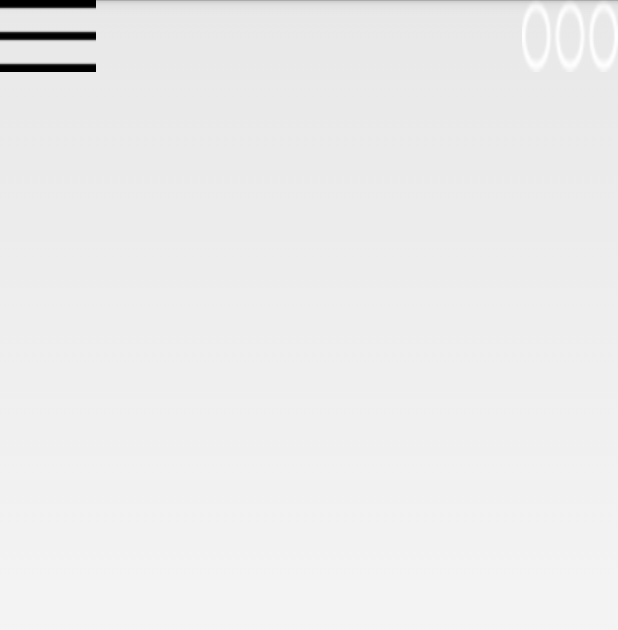
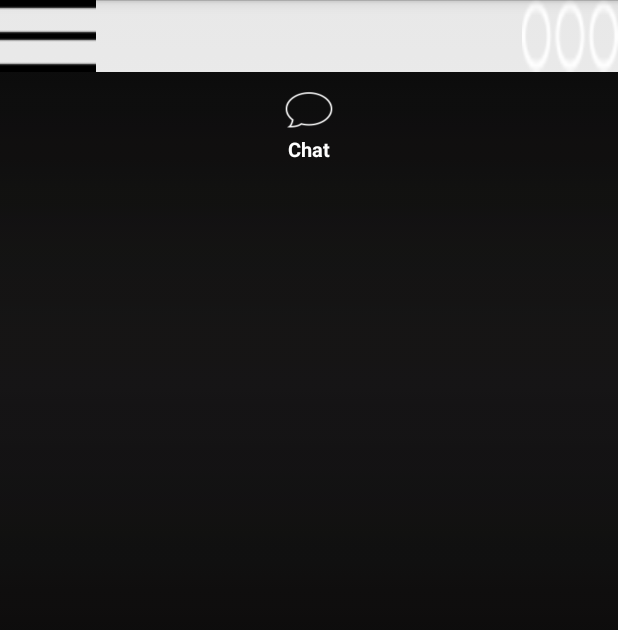
Before and after one commit to IlliaVl/Test, an Android app: the MainActivity screen opened directly, with no data from a screen before it, on a phone screen of 412 x 824 dp. Shown: the top 630 px of the screen. Run offline under Robolectric (Android 15) with nearby library versions, the phone set to English and light mode, and no system bars; libraries missing offline, so code that uses them is left out: com.jeremyfeinstein.slidingmenu, com.quickblox.chat; 18 statements that could not run were skipped.

Commit message:
Tabs with icons

```diff
--- a/Ateamo/app/src/main/java/com/ateamo/UI/MainActivity.java
+++ b/Ateamo/app/src/main/java/com/ateamo/UI/MainActivity.java
@@ -5,6 +5,7 @@ import android.net.Uri;
 import android.os.Bundle;
 import android.support.v4.app.FragmentActivity;
 import android.support.v4.app.FragmentTransaction;
+import android.view.LayoutInflater;
 import android.view.View;
 import android.widget.Button;
 import android.widget.ImageView;
@@ -93,17 +94,20 @@ public class MainActivity extends FragmentActivity {
             }
         };
         tabHost.setOnTabChangedListener(tabChangeListener);
+        tabHost.addTab(getTabSpec(tabHost.newTabSpec(SCHEDULE_TAB_ID), R.drawable.tab_indicator, SCHEDULE_TAB_NAME_ID, R.drawable.schedule_icon));
+        tabHost.addTab(getTabSpec(tabHost.newTabSpec(CHAT_TAB_ID), R.drawable.tab_indicator, CHAT_TAB_NAME_ID, R.drawable.chat_icon));
+    }
 
-        TabHost.TabSpec tSpecAndroid = tabHost.newTabSpec(SCHEDULE_TAB_ID);
-        tSpecAndroid.setIndicator(SCHEDULE_TAB_NAME_ID,getResources().getDrawable(R.drawable.schedule));
-        tSpecAndroid.setContent(new TabContent(getBaseContext()));
-        tabHost.addTab(tSpecAndroid);
 
-        TabHost.TabSpec tSpecApple = tabHost.newTabSpec(CHAT_TAB_ID);
-        tSpecApple.setIndicator(CHAT_TAB_NAME_ID,getResources().getDrawable(R.drawable.chat));
-        tSpecApple.setContent(new TabContent(getBaseContext()));
-        tabHost.addTab(tSpecApple);
 
+    private TabHost.TabSpec getTabSpec(TabHost.TabSpec spec, int resourceId, String tabName, int tabIcon) {
+        View view = LayoutInflater.from(this).inflate(R.layout.tab_item, null);
+        view.setBackgroundResource(resourceId);
+        ((TextView)view.findViewById(R.id.tabTextView)).setText(tabName);
+        ((ImageView)view.findViewById(R.id.tabImageView)).setBackgroundResource(tabIcon);
+        spec.setContent(new TabContent(getBaseContext()));
+        spec.setIndicator(view);
+        return spec;
     }
 
 
--- /dev/null
+++ b/Ateamo/app/src/main/res/drawable/tab_indicator.xml
@@ -0,0 +1,6 @@
+<?xml version="1.0" encoding="utf-8"?>
+<selector xmlns:android="http://schemas.android.com/apk/res/android">
+    <item android:drawable="@drawable/tab_select" android:state_selected="true"/>
+    <item android:drawable="@drawable/tab_select" android:state_pressed="true"/>
+    <item android:drawable="@drawable/tab_black"/>
+</selector>
--- /dev/null
+++ b/Ateamo/app/src/main/res/layout/tab_item.xml
@@ -0,0 +1,30 @@
+<?xml version="1.0" encoding="utf-8"?>
+<RelativeLayout xmlns:android="http://schemas.android.com/apk/res/android"
+    android:layout_width="wrap_content"
+    android:layout_height="wrap_content"
+    android:orientation="vertical"
+    >
+
+    <TextView
+        android:id="@+id/tabTextView"
+        android:layout_width="wrap_content"
+        android:layout_height="wrap_content"
+        android:layout_below="@+id/tabImageView"
+        android:layout_marginTop="2dp"
+        android:textSize="13dp"
+        android:layout_centerHorizontal="true"
+        android:text="Medium Text"
+        android:textColor="@android:color/white"
+        android:textStyle="bold"
+        android:textAppearance="?android:attr/textAppearanceMedium" />
+
+    <ImageView
+        android:id="@+id/tabImageView"
+        android:layout_width="33dp"
+        android:layout_height="30dp"
+        android:layout_centerHorizontal="true"
+        android:layout_marginTop="10dp"
+
+        />
+
+</RelativeLayout>
```
Also changed, not shown: Ateamo/app/src/main/res/drawable/chat_icon.png, Ateamo/app/src/main/res/drawable/schedule_icon.png, Ateamo/app/src/main/res/drawable/tab_black.png (added), Ateamo/app/src/main/res/drawable/tab_select.png (added).
